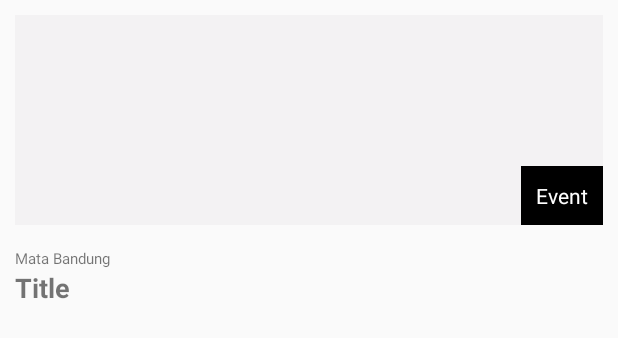
After one commit to TekKetek/MataBandung, an Android app: the layout listevent.xml on its own in the app's theme, with its tools: preview values and no code run, on a phone screen of 412 x 824 dp. The commit adds this screen. Shown: the top 338 px of the screen. Run offline under Robolectric (Android 15) with nearby library versions, the phone set to English and light mode, and no system bars; Roboto replaces fonts that are not available here.

Commit message:
Adding code ListEvent

```diff
--- a/app/build.gradle
+++ b/app/build.gradle
@@ -34,4 +34,5 @@ dependencies {
     implementation 'com.squareup.retrofit2:retrofit:2.0.2'
     implementation 'com.squareup.retrofit2:converter-gson:2.0.2'
     implementation 'com.google.code.gson:gson:2.2.4'
+    implementation 'com.github.bumptech.glide:glide:3.7.0'
 }
--- a/app/src/main/java/com/pramudana/sam/matabandung/Network/ApiService.java
+++ b/app/src/main/java/com/pramudana/sam/matabandung/Network/ApiService.java
@@ -61,6 +61,4 @@ public interface ApiService {
             @Field("client_password_confirmation ") String passwordconf,
             @Field("company_name")String companyName
     );
-
-
 }
--- /dev/null
+++ b/app/src/main/res/layout/listevent.xml
@@ -0,0 +1,57 @@
+<?xml version="1.0" encoding="utf-8"?>
+<RelativeLayout xmlns:android="http://schemas.android.com/apk/res/android"
+    android:layout_width="match_parent"
+    android:layout_height="wrap_content"
+    xmlns:app="http://schemas.android.com/apk/res-auto"
+    android:orientation="vertical">
+
+    <RelativeLayout
+        android:id="@+id/relative"
+        android:layout_width="match_parent"
+        android:layout_height="150dp">
+
+        <ImageView
+            android:id="@+id/img"
+            android:layout_width="match_parent"
+            android:layout_height="150dp"
+            android:layout_marginLeft="10dp"
+            android:layout_marginRight="10dp"
+            android:layout_centerHorizontal="true"
+            android:layout_marginTop="10dp"
+            android:src="@color/colorPrimaryDark"/>
+
+        <TextView
+            android:id="@+id/txtname"
+            android:layout_width="wrap_content"
+            android:layout_height="wrap_content"
+            android:text="Event"
+            android:textColor="#fff"
+            android:padding="10dp"
+            android:background="#000000"
+            android:layout_alignParentBottom="true"
+            android:layout_alignParentRight="true"
+            android:layout_marginRight="10dp"/>
+
+    </RelativeLayout>
+
+    <TextView
+        android:id="@+id/txtPublished"
+        android:layout_width="match_parent"
+        android:layout_height="wrap_content"
+        android:layout_marginTop="15dp"
+        android:layout_below="@id/relative"
+        android:text="Mata Bandung"
+        android:layout_marginLeft="10dp"
+        android:textSize="10sp"/>
+
+    <TextView
+        android:id="@+id/txtTitle"
+        android:layout_width="match_parent"
+        android:layout_height="wrap_content"
+        android:layout_below="@+id/txtPublished"
+        android:textSize="18sp"
+        android:textStyle="bold"
+        android:layout_marginLeft="10dp"
+        android:text="Title"/>
+
+</RelativeLayout>
```
Also changed, not shown: app/src/main/AndroidManifest.xml (+9 -3 lines), app/src/main/java/com/pramudana/sam/matabandung/Activity/HomeActivity.java (+12 -32 lines), app/src/main/java/com/pramudana/sam/matabandung/ListEventActivity.java (added, +115 -0 lines), app/src/main/res/layout/activity_list_event.xml (added, +16 -0 lines).
